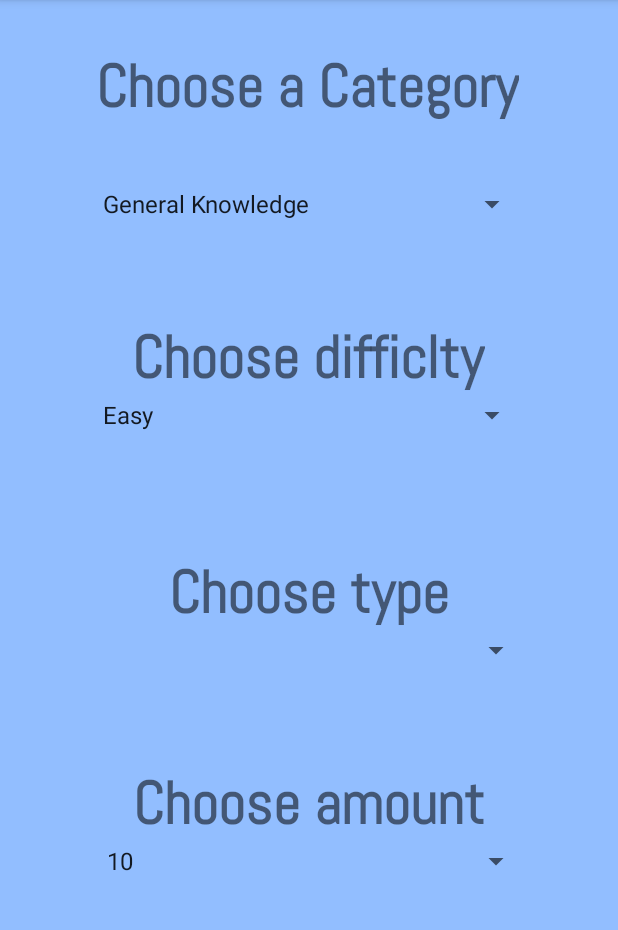
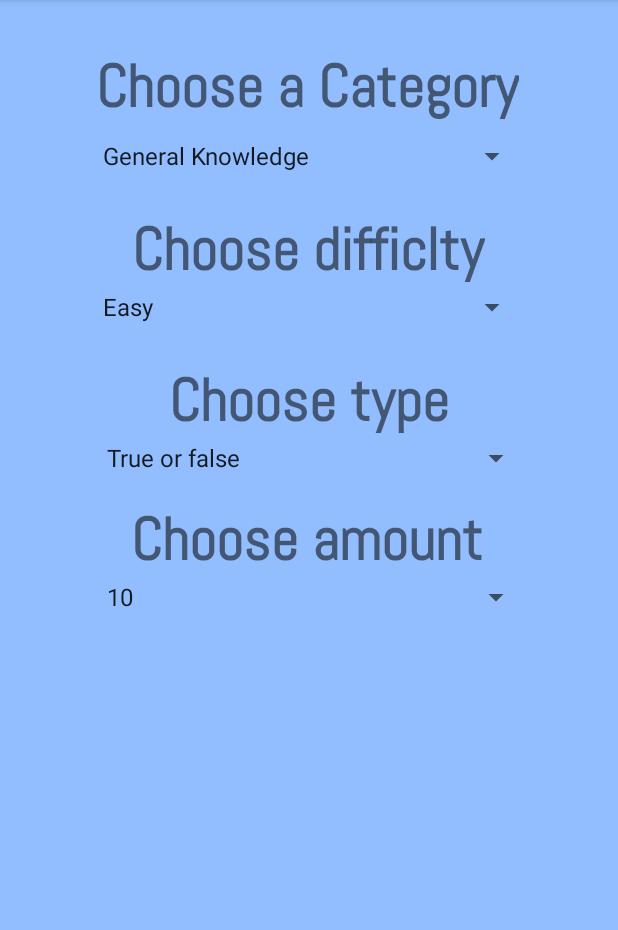
Before and after one commit to evericain01/AndroidApp, an Android app: the HomePageActivity screen opened directly, with no data from a screen before it, after a tap on "VIEW CATEGORIES", on a phone screen of 412 x 824 dp, the part 84-1014 px from its top. Run offline under Robolectric (Android 15) with nearby library versions, the phone set to English and light mode, and no system bars; 7 statements that could not run were skipped.

Commit message:
Started working on the EXP. Worked on the design a little.

```diff
--- a/QuizApp/app/src/main/java/com/example/quizapp/ChooseCategoryActivity.java
+++ b/QuizApp/app/src/main/java/com/example/quizapp/ChooseCategoryActivity.java
@@ -30,11 +30,11 @@ public class ChooseCategoryActivity extends AppCompatActivity implements Adapter
         difficulty.setAdapter(difficultyAdapter);
         difficulty.setOnItemSelectedListener(this);
 
-//        Spinner type = findViewById(R.id.chooseType);
-//        ArrayAdapter<CharSequence> typeAdapter = ArrayAdapter.createFromResource(this, R.array.type, android.R.layout.simple_spinner_item);
-//        typeAdapter.setDropDownViewResource(android.R.layout.simple_spinner_dropdown_item);
-//        type.setAdapter(typeAdapter);
-//        type.setOnItemSelectedListener(this);
+        Spinner type = findViewById(R.id.chooseType);
+        ArrayAdapter<CharSequence> typeAdapter = ArrayAdapter.createFromResource(this, R.array.type, android.R.layout.simple_spinner_item);
+        typeAdapter.setDropDownViewResource(android.R.layout.simple_spinner_dropdown_item);
+        type.setAdapter(typeAdapter);
+        type.setOnItemSelectedListener(this);
 
         Spinner total = findViewById(R.id.chooseAmount);
         ArrayAdapter<CharSequence> totalAdapter = ArrayAdapter.createFromResource(this, R.array.amount, android.R.layout.simple_spinner_item);
--- a/QuizApp/app/src/main/java/com/example/quizapp/DatabaseHelper.java
+++ b/QuizApp/app/src/main/java/com/example/quizapp/DatabaseHelper.java
@@ -170,4 +170,13 @@ public class DatabaseHelper extends SQLiteOpenHelper {
         return result;
     }
 
+    public boolean setExperiencePoints(String userID, String exp) {
+        SQLiteDatabase db = this.getWritableDatabase();
+        String strFilter = "user_id=" + userID;
+        ContentValues args = new ContentValues();
+        args.put(COL_EXPERIENCE_POINTS, exp);
+        db.update("profile", args, strFilter, null);
+        return true;
+    }
+
 }
--- a/QuizApp/app/src/main/java/com/example/quizapp/HomePageActivity.java
+++ b/QuizApp/app/src/main/java/com/example/quizapp/HomePageActivity.java
@@ -43,12 +43,16 @@ public class HomePageActivity extends AppCompatActivity {
         // setting First and Last name of current user
         welcomeTitle.setText("Welcome, " + db.getFirstAndLastName(currentUserID));
 
-        // gets the total experience points of the current user
+        db.setExperiencePoints(currentUserID, "50");
+//        double level = .50 * Math.sqrt(Integer.parseInt(db.getExperiencePoints(currentUserID)));
+
+//        levelText.setText(String.valueOf(level));
+
+        // gets the total experience points of the current user (max 100)
         expText.setText(db.getExperiencePoints(currentUserID) + ": EXP");
 
-        // sets the value of the progress bar
+        // sets the value of the progress bar (progress bar can only take a max of 100)
         progressBar.setProgressCompat(10, true);
-
 
         viewCategories.setOnClickListener(new View.OnClickListener() {
             @Override
@@ -57,6 +61,16 @@ public class HomePageActivity extends AppCompatActivity {
                 startActivity(chooseCategoryIntent);
             }
         });
+    }
 
-    }
+//    @Override
+//    public void calculateLevel(String userID, String currentExp, String level) {
+//        int level = 0;
+//        double maxXp = calcXpForLevel(0);
+//        do {
+//            maxXp += calcXpForLevel(++level);
+//        } while (maxXp < xp);
+//        return level;
+//
+//    }
 }
--- a/QuizApp/app/src/main/res/layout/activity_choose_category.xml
+++ b/QuizApp/app/src/main/res/layout/activity_choose_category.xml
@@ -25,18 +25,17 @@
         android:id="@+id/chooseCategory"
         android:layout_width="291dp"
         android:layout_height="25dp"
-        android:layout_marginTop="40dp"
+        android:layout_marginTop="8dp"
         android:fontFamily="@font/abel_font"
         app:layout_constraintEnd_toEndOf="parent"
         app:layout_constraintStart_toStartOf="parent"
         app:layout_constraintTop_toBottomOf="@+id/chooseCategoryTitleText" />
 
-
     <TextView
         android:id="@+id/chooseDifficultyTitleText"
         android:layout_width="wrap_content"
         android:layout_height="wrap_content"
-        android:layout_marginTop="64dp"
+        android:layout_marginTop="24dp"
         android:fontFamily="@font/abel_font"
         android:gravity="center"
         android:text="Choose difficlty"
@@ -60,7 +59,7 @@
         android:id="@+id/chooseTypeTitleText"
         android:layout_width="wrap_content"
         android:layout_height="wrap_content"
-        android:layout_marginTop="80dp"
+        android:layout_marginTop="24dp"
         android:fontFamily="@font/abel_font"
         android:gravity="center"
         android:text="Choose type"
@@ -84,13 +83,14 @@
         android:id="@+id/chooseAmountTitleText"
         android:layout_width="wrap_content"
         android:layout_height="wrap_content"
-        android:layout_marginTop="64dp"
+        android:layout_marginTop="16dp"
         android:fontFamily="@font/abel_font"
         android:gravity="center"
         android:text="Choose amount"
         android:textSize="40sp"
         android:textStyle="bold"
         app:layout_constraintEnd_toEndOf="parent"
+        app:layout_constraintHorizontal_bias="0.494"
         app:layout_constraintStart_toStartOf="parent"
         app:layout_constraintTop_toBottomOf="@+id/chooseType" />
 
```
